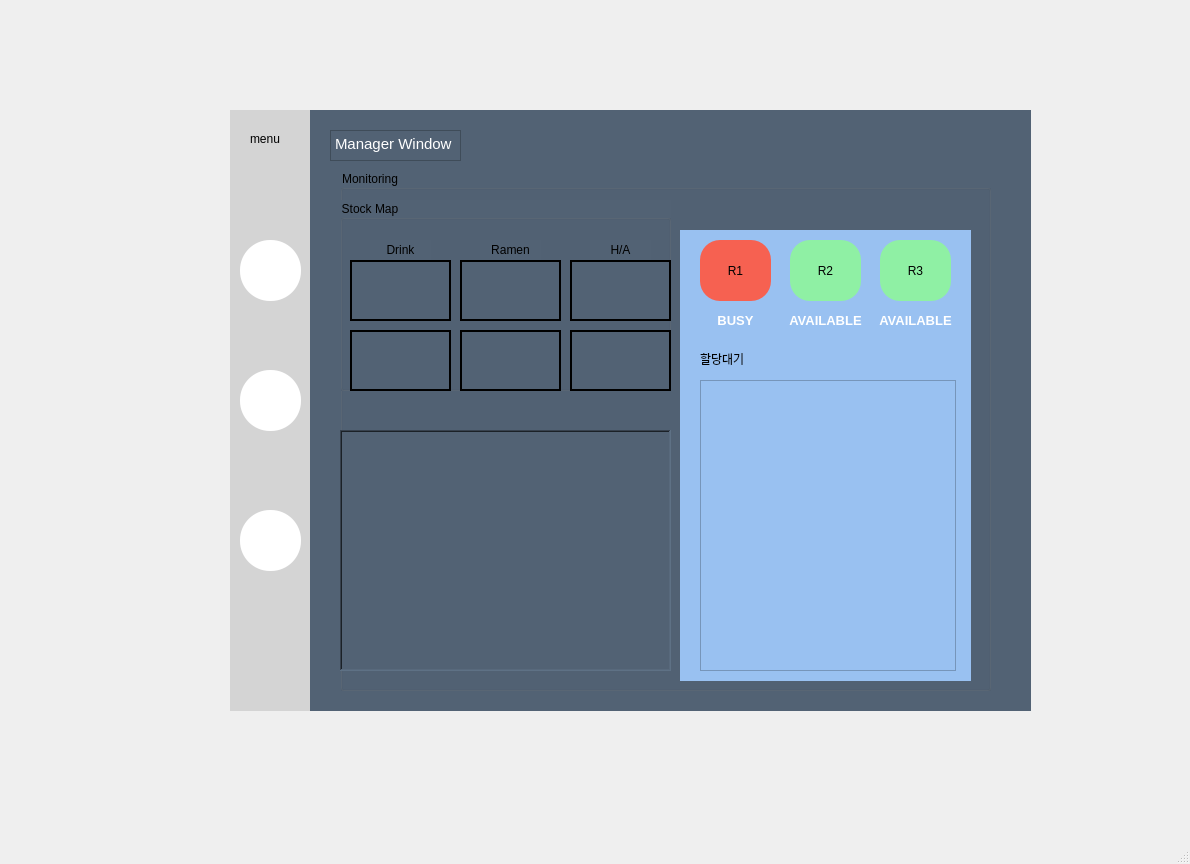
Old version of the form gui/manager_pkg/src/manager_pkg/ui/manager.ui in the repository addinedu-ros-4th/ros-repo-2.
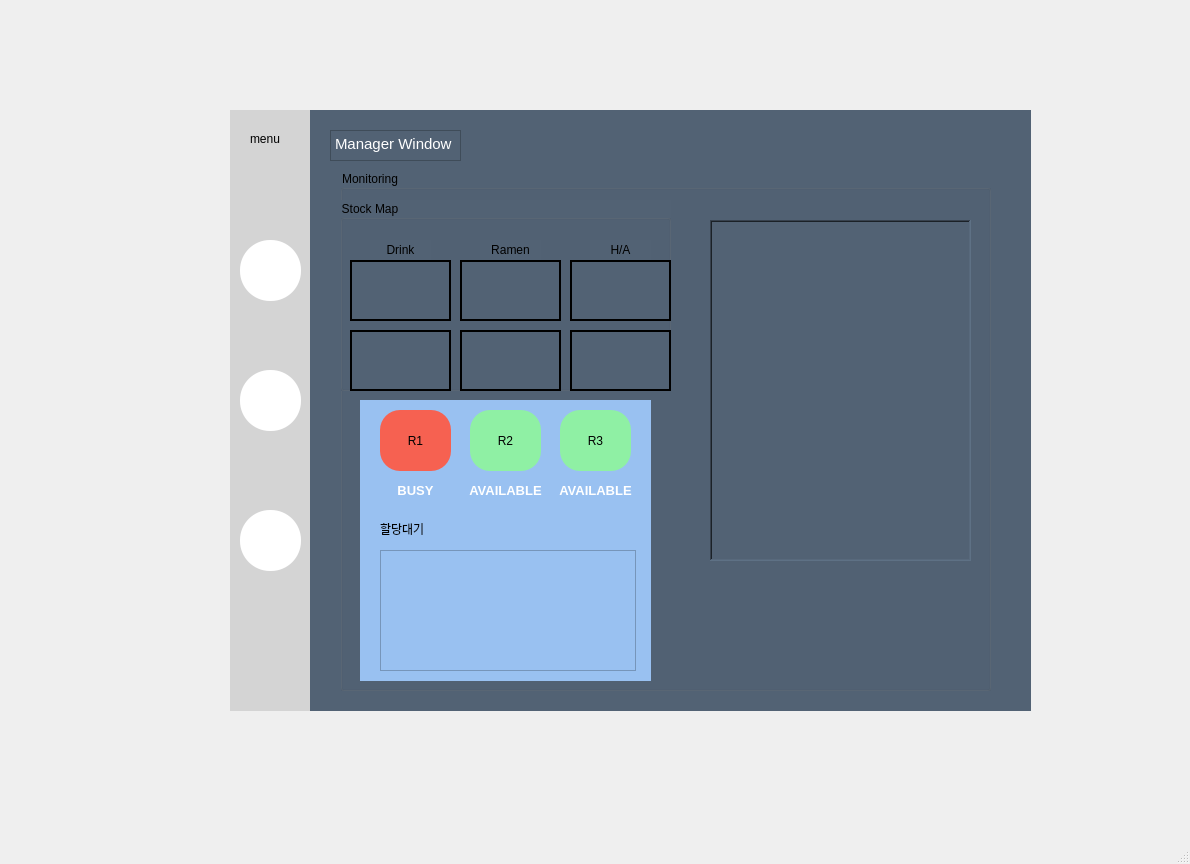
New version of the form. The open tabs and pages were chosen to show the change. Icons and pictures are not drawn.

```diff
--- a/gui/manager_pkg/src/manager_pkg/ui/manager.ui
+++ b/gui/manager_pkg/src/manager_pkg/ui/manager.ui
@@ -182,10 +182,10 @@
        <widget class="QLabel" name="map">
         <property name="geometry">
          <rect>
-          <x>0</x>
-          <y>260</y>
-          <width>331</width>
-          <height>241</height>
+          <x>370</x>
+          <y>50</y>
+          <width>261</width>
+          <height>341</height>
          </rect>
         </property>
         <property name="frameShape">
@@ -201,10 +201,10 @@
        <widget class="QWidget" name="widget" native="true">
         <property name="geometry">
          <rect>
-          <x>340</x>
-          <y>60</y>
+          <x>20</x>
+          <y>230</y>
           <width>291</width>
-          <height>451</height>
+          <height>281</height>
          </rect>
         </property>
         <property name="styleSheet">
@@ -412,7 +412,7 @@
            <x>20</x>
            <y>150</y>
            <width>256</width>
-           <height>291</height>
+           <height>121</height>
           </rect>
          </property>
         </widget>
```
Left out of the diff: 318 changed lines with no effect on the pictures.
